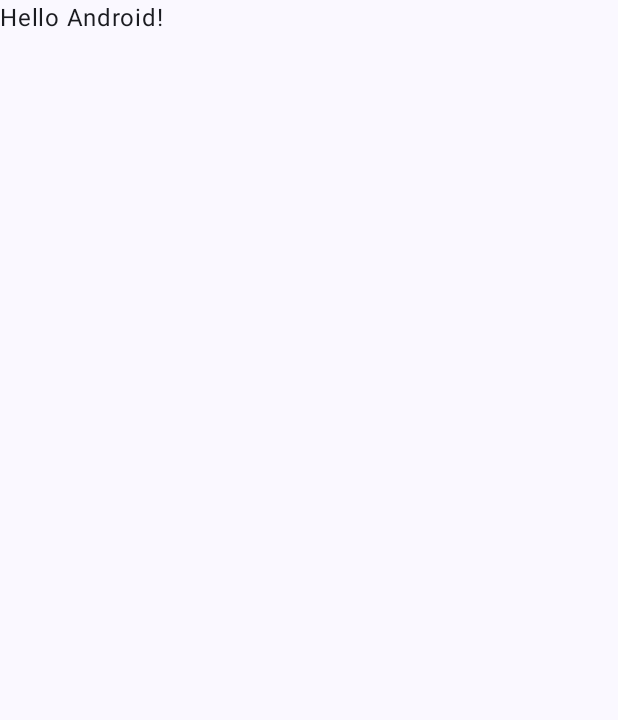
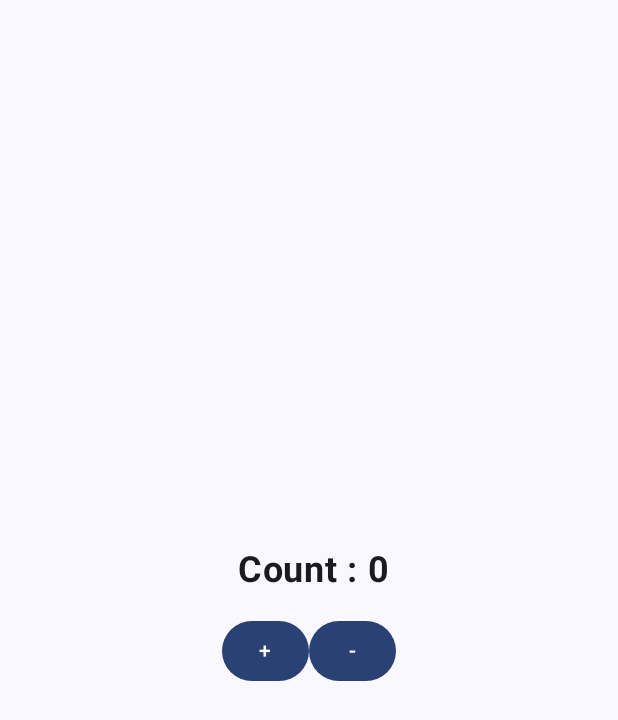
Before and after one commit to Android-practice/Counter-App, an Android app built with Jetpack Compose: the screen it shows after launch (MainActivity), on a phone screen of 412 x 824 dp. Before the commit the part shown is almost empty. Shown: the top 720 px of the screen. Run offline under Robolectric (Android 15) with nearby library versions, the phone set to English and light mode, and no system bars.

Commit message:
counter app without MVVM pattern

```diff
--- a/app/src/main/java/com/androidpractice/counterapp/MainActivity.kt
+++ b/app/src/main/java/com/androidpractice/counterapp/MainActivity.kt
@@ -4,13 +4,25 @@ import android.os.Bundle
 import androidx.activity.ComponentActivity
 import androidx.activity.compose.setContent
 import androidx.activity.enableEdgeToEdge
+import androidx.compose.foundation.layout.Arrangement
+import androidx.compose.foundation.layout.Column
+import androidx.compose.foundation.layout.Row
+import androidx.compose.foundation.layout.Spacer
 import androidx.compose.foundation.layout.fillMaxSize
+import androidx.compose.foundation.layout.height
 import androidx.compose.foundation.layout.padding
+import androidx.compose.material3.Button
 import androidx.compose.material3.Scaffold
 import androidx.compose.material3.Text
 import androidx.compose.runtime.Composable
+import androidx.compose.runtime.mutableStateOf
+import androidx.compose.runtime.remember
+import androidx.compose.ui.Alignment
 import androidx.compose.ui.Modifier
+import androidx.compose.ui.text.font.FontWeight
 import androidx.compose.ui.tooling.preview.Preview
+import androidx.compose.ui.unit.dp
+import androidx.compose.ui.unit.sp
 import com.androidpractice.counterapp.ui.theme.CounterAppTheme
 
 class MainActivity : ComponentActivity() {
@@ -20,10 +32,7 @@ class MainActivity : ComponentActivity() {
         setContent {
             CounterAppTheme {
                 Scaffold(modifier = Modifier.fillMaxSize()) { innerPadding ->
-                    Greeting(
-                        name = "Android",
-                        modifier = Modifier.padding(innerPadding)
-                    )
+                    TheCounterApp()
                 }
             }
         }
@@ -31,17 +40,34 @@ class MainActivity : ComponentActivity() {
 }
 
 @Composable
-fun Greeting(name: String, modifier: Modifier = Modifier) {
-    Text(
-        text = "Hello $name!",
-        modifier = modifier
-    )
-}
+fun TheCounterApp() {
+    val count = remember { mutableStateOf(0) }// rotate event가 발생하면 초기화됨
 
-@Preview(showBackground = true)
-@Composable
-fun GreetingPreview() {
-    CounterAppTheme {
-        Greeting("Android")
+    fun increment() {
+        count.value++
+    }
+
+    fun decrement() {
+        count.value--
+    }
+
+    Column(
+        modifier = Modifier.fillMaxSize(),
+        verticalArrangement = Arrangement.Center,
+        horizontalAlignment = Alignment.CenterHorizontally
+    ) {
+        Text(text = " Count : ${count.value}",
+            fontSize = 24.sp,
+            fontWeight = FontWeight.Bold
+        )
+        Spacer(modifier = Modifier.height(16.dp))
+        Row{
+            Button(onClick = {increment()}){
+                Text("+")
+            }
+            Button(onClick = {decrement()}){
+                Text("-")
+            }
+        }
     }
 }
```
